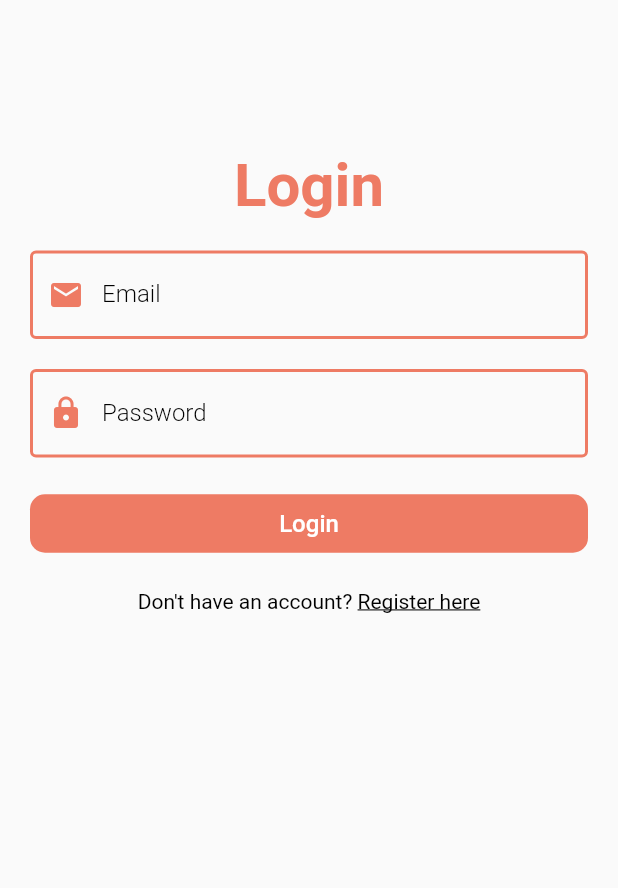
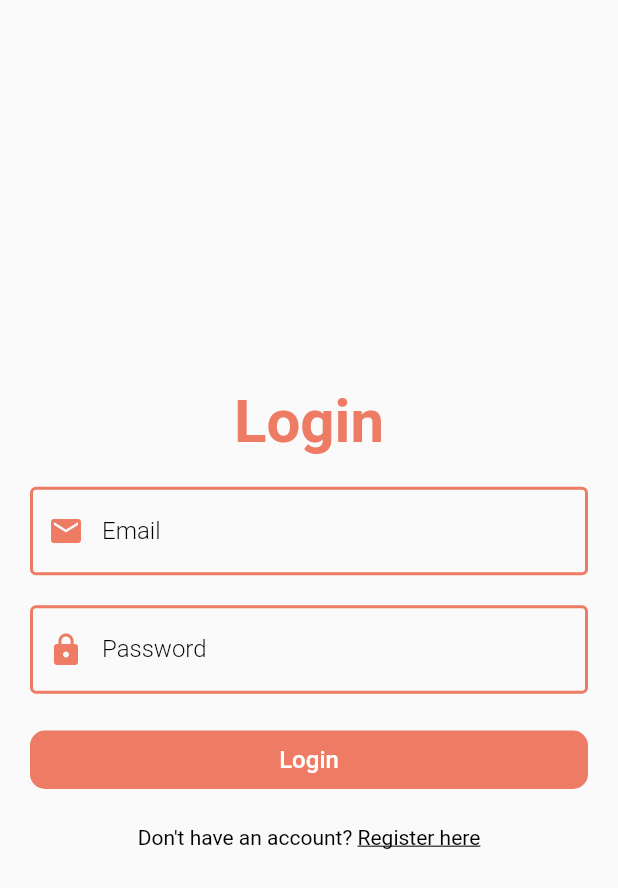
Before and after one commit to nghiaved/todo-app, a Flutter app: the screen it shows after launch, on a phone screen of 412 x 824 dp. Shown: the top 888 px of the screen. Run offline on Flutter 3.47's test engine with Material 2 defaults, Android fonts, the phone set to English and light mode, and no system bars; our stand-ins replace jwt_decoder, shared_preferences.

Commit message:
fix auth

```diff
--- a/client/lib/constants/config.dart
+++ b/client/lib/constants/config.dart
@@ -1,3 +1,3 @@
-const urlServer = 'http://192.168.31.18:7000/';
+const urlServer = 'http://localhost:7000/';
 const registerUrl = '${urlServer}api/user/register';
 const loginUrl = '${urlServer}api/user/login';
--- a/client/lib/pages/auth/login_page.dart
+++ b/client/lib/pages/auth/login_page.dart
@@ -82,10 +82,10 @@ class _LoginPageState extends State<LoginPage> {
                 color: Theme.of(context).primaryColor,
               ),
             )
-          : SingleChildScrollView(
+          : Center(
+              child: SingleChildScrollView(
                 child: Padding(
-                padding:
-                    const EdgeInsets.symmetric(horizontal: 20, vertical: 100),
+                  padding: const EdgeInsets.symmetric(horizontal: 20),
                   child: Form(
                     key: formKey,
                     child: Column(
@@ -115,7 +115,8 @@ class _LoginPageState extends State<LoginPage> {
                         const SizedBox(height: 20),
                         TextFormField(
                           controller: _passwordController,
-                        decoration: textInputDecoration('Password', Icons.lock),
+                          decoration:
+                              textInputDecoration('Password', Icons.lock),
                           obscureText: true,
                           validator: (value) {
                             if (value!.length < 6) {
@@ -140,8 +141,8 @@ class _LoginPageState extends State<LoginPage> {
                               padding: EdgeInsets.all(10),
                               child: Text(
                                 'Login',
-                              style:
-                                  TextStyle(color: Colors.white, fontSize: 16),
+                                style: TextStyle(
+                                    color: Colors.white, fontSize: 16),
                               ),
                             ),
                           ),
@@ -149,8 +150,8 @@ class _LoginPageState extends State<LoginPage> {
                         const SizedBox(height: 20),
                         Text.rich(TextSpan(
                           text: "Don't have an account? ",
-                        style:
-                            const TextStyle(color: Colors.black, fontSize: 14),
+                          style: const TextStyle(
+                              color: Colors.black, fontSize: 14),
                           children: <TextSpan>[
                             TextSpan(
                               text: "Register here",
@@ -170,6 +171,7 @@ class _LoginPageState extends State<LoginPage> {
                   ),
                 ),
               ),
+            ),
     );
   }
 }
```
Also changed, not shown: client/lib/pages/auth/register_page.dart (+8 -6 lines), 1 other file. Lines whose indentation alone changed are shown as unchanged.
